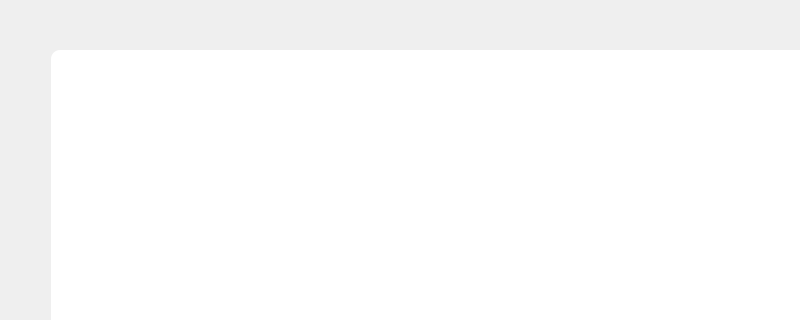
This is mainwindow.ui in fingerecho/KCSystemConsole as Qt 5 draws it before an edit; both pictures show x 0 to 800 and y 0 to 320 of the 800 by 600 pixel window. The edited form follows.
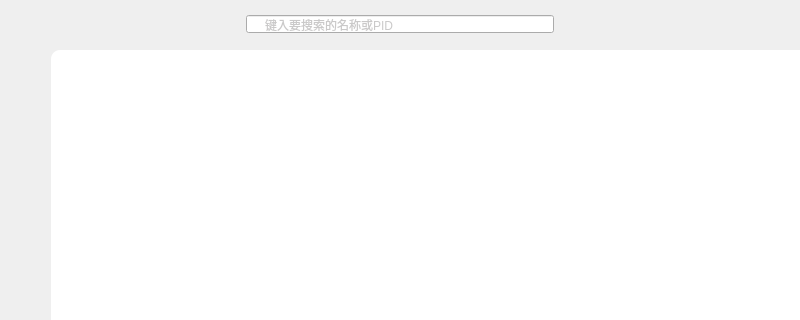
This is the edited form. Icons and pictures are not drawn.

Commit message: v0.0.6 加入搜索栏，但未实现搜索功能

Diff of the .ui file:
```diff
--- a/mainwindow.ui
+++ b/mainwindow.ui
@@ -29,7 +29,7 @@
     );
 }</string>
    </property>
-   <layout class="QHBoxLayout" name="horizontalLayout" stretch="40,1,599">
+   <layout class="QVBoxLayout" name="verticalLayout" stretch="49,1,550">
     <property name="spacing">
      <number>0</number>
     </property>
@@ -37,7 +37,129 @@
      <number>0</number>
     </property>
     <property name="topMargin">
-     <number>50</number>
+     <number>0</number>
+    </property>
+    <property name="rightMargin">
+     <number>0</number>
+    </property>
+    <property name="bottomMargin">
+     <number>0</number>
+    </property>
+    <item>
+     <widget class="QWidget" name="topBannerWidget" native="true">
+      <layout class="QHBoxLayout" name="horizontalLayout_2">
+       <property name="spacing">
+        <number>0</number>
+       </property>
+       <property name="leftMargin">
+        <number>0</number>
+       </property>
+       <property name="topMargin">
+        <number>0</number>
+       </property>
+       <property name="rightMargin">
+        <number>0</number>
+       </property>
+       <property name="bottomMargin">
+        <number>0</number>
+       </property>
+       <item>
+        <widget class="QStackedWidget" name="topBannerStackedWidget">
+         <property name="currentIndex">
+          <number>0</number>
+         </property>
+         <widget class="QWidget" name="processSearchBar">
+          <layout class="QHBoxLayout" name="horizontalLayout_3" stretch="4,5,4">
+           <property name="spacing">
+            <number>0</number>
+           </property>
+           <property name="leftMargin">
+            <number>0</number>
+           </property>
+           <property name="topMargin">
+            <number>0</number>
+           </property>
+           <property name="rightMargin">
+            <number>0</number>
+           </property>
+           <property name="bottomMargin">
+            <number>0</number>
+           </property>
+           <item>
+            <spacer name="processSearchBarLeftSpacer">
+             <property name="orientation">
+              <enum>Qt::Orientation::Horizontal</enum>
+             </property>
+             <property name="sizeHint" stdset="0">
+              <size>
+               <width>40</width>
+               <height>20</height>
+              </size>
+             </property>
+            </spacer>
+           </item>
+           <item>
+            <widget class="QLineEdit" name="processSearchBarLineEdit">
+             <property name="focusPolicy">
+              <enum>Qt::FocusPolicy::ClickFocus</enum>
+             </property>
+             <property name="styleSheet">
+              <string notr="true">padding-left:16px;
+color:#959393;
+background-image: url(:/images/processPage/searchSign.png);
+background-repeat: no-repeat;
+background-position: left center;</string>
+             </property>
+             <property name="placeholderText">
+              <string>键入要搜索的名称或PID</string>
+             </property>
+            </widget>
+           </item>
+           <item>
+            <spacer name="processSearchBarRightSpacer">
+             <property name="orientation">
+              <enum>Qt::Orientation::Horizontal</enum>
+             </property>
+             <property name="sizeHint" stdset="0">
+              <size>
+               <width>40</width>
+               <height>20</height>
+              </size>
+             </property>
+            </spacer>
+           </item>
+          </layout>
+         </widget>
+         <widget class="QWidget" name="blankBar"/>
+        </widget>
+       </item>
+      </layout>
+     </widget>
+    </item>
+    <item>
+     <spacer name="centralwidgetVerticalSpacer">
+      <property name="orientation">
+       <enum>Qt::Orientation::Vertical</enum>
+      </property>
+      <property name="sizeHint" stdset="0">
+       <size>
+        <width>20</width>
+        <height>40</height>
+       </size>
+      </property>
+     </spacer>
+    </item>
+    <item>
+     <widget class="QWidget" name="bottomContentWidget" native="true">
+      <layout class="QHBoxLayout" name="horizontalLayout" stretch="50,1,749">
+       <property name="spacing">
+        <number>0</number>
+       </property>
+       <property name="leftMargin">
+        <number>0</number>
+       </property>
+       <property name="topMargin">
+        <number>0</number>
     </property>
     <property name="rightMargin">
      <number>0</number>
@@ -204,7 +326,7 @@
       </property>
       <property name="sizeHint" stdset="0">
        <size>
-        <width>40</width>
+           <width>371</width>
         <height>20</height>
        </size>
       </property>
@@ -249,6 +371,9 @@
         </property>
        </widget>
       </widget>
+        </widget>
+       </item>
+      </layout>
      </widget>
     </item>
    </layout>
```
Lines whose indentation alone changed are shown as unchanged. The commit also changes 4 other files.
